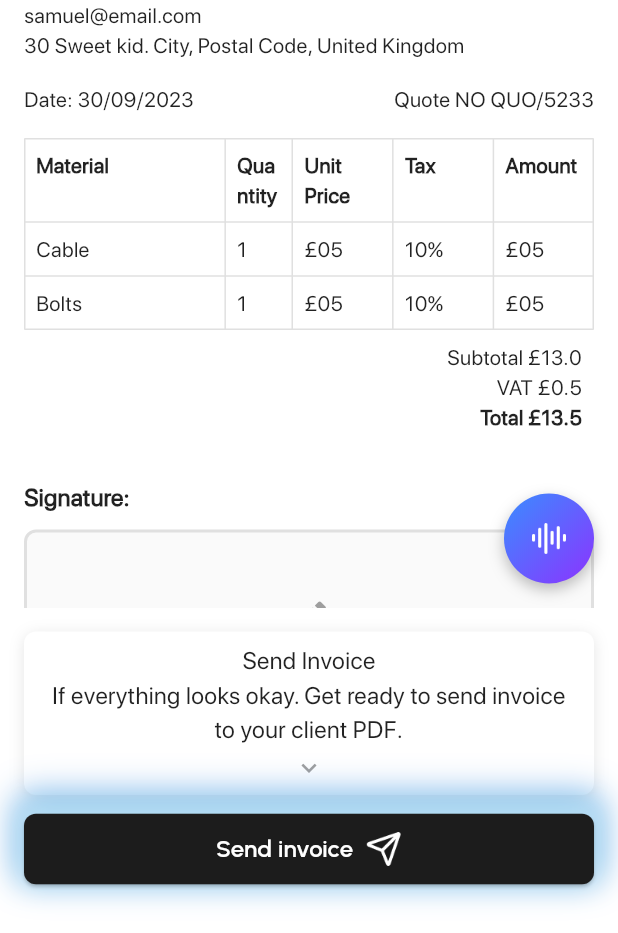
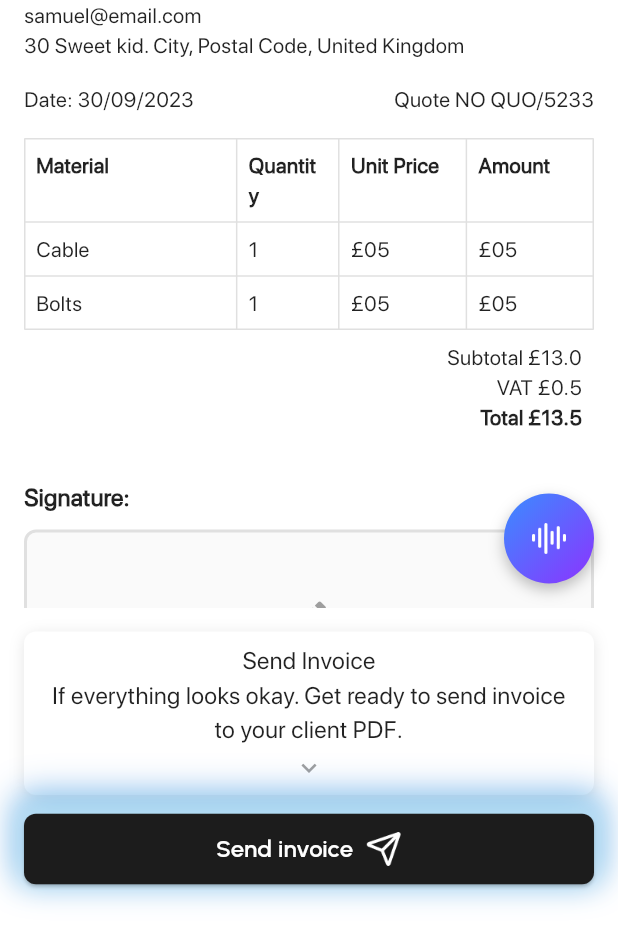
Before and after one commit to ahizaz/fixxa_app, a Flutter app: the InvoiceAiGenerated screen opened directly, on a phone screen of 412 x 824 dp, the part 303-1236 px from its top. Run offline on Flutter 3.47's test engine with Material 3 defaults, Android fonts, the phone set to English and light mode, and no system bars; our stand-ins replace fl_chart, flutter_screenutil, get, get_storage, google_fonts, image_picker and 4 more; missing offline and left inert: flutter_contacts_service, google_ml_kit, record, syncfusion_flutter_pdfviewer; accounts and stored records are empty.

Commit message:
done and dusted

```diff
--- a/lib/feature/qutoe_invoice_createion.dart/screen/invoice_ai_generated.dart
+++ b/lib/feature/qutoe_invoice_createion.dart/screen/invoice_ai_generated.dart
@@ -295,11 +295,10 @@ class InvoiceAiGenerated extends StatelessWidget {
                       Table(
                         border: TableBorder.all(color: Colors.grey.shade300),
                         columnWidths: const {
-                          0: FlexColumnWidth(3),
-                          1: FlexColumnWidth(1),
+                          0: FlexColumnWidth(2.5),
+                          1: FlexColumnWidth(1.2),
                           2: FlexColumnWidth(1.5),
                           3: FlexColumnWidth(1.5),
-                          4: FlexColumnWidth(1.5),
                         },
                         children: [
                           const TableRow(
@@ -315,10 +314,6 @@ class InvoiceAiGenerated extends StatelessWidget {
                               Padding(
                                 padding: EdgeInsets.all(8.0),
                                 child: Text('Unit Price', style: TextStyle(fontWeight: FontWeight.bold)),
-                              ),
-                              Padding(
-                                padding: EdgeInsets.all(8.0),
-                                child: Text('Tax', style: TextStyle(fontWeight: FontWeight.bold)),
                               ),
                               Padding(
                                 padding: EdgeInsets.all(8.0),
@@ -340,10 +335,6 @@ class InvoiceAiGenerated extends StatelessWidget {
                                 Padding(
                                   padding: const EdgeInsets.all(8.0),
                                   child: Text(item['unitPrice']),
-                                ),
-                                Padding(
-                                  padding: const EdgeInsets.all(8.0),
-                                  child: Text(item['tax'] ?? '10%'),
                                 ),
                                 Padding(
                                   padding: const EdgeInsets.all(8.0),
```
Also changed, not shown: lib/feature/qutoe_invoice_createion.dart/screen/quote_ai_generated.dart (+2 -11 lines).
